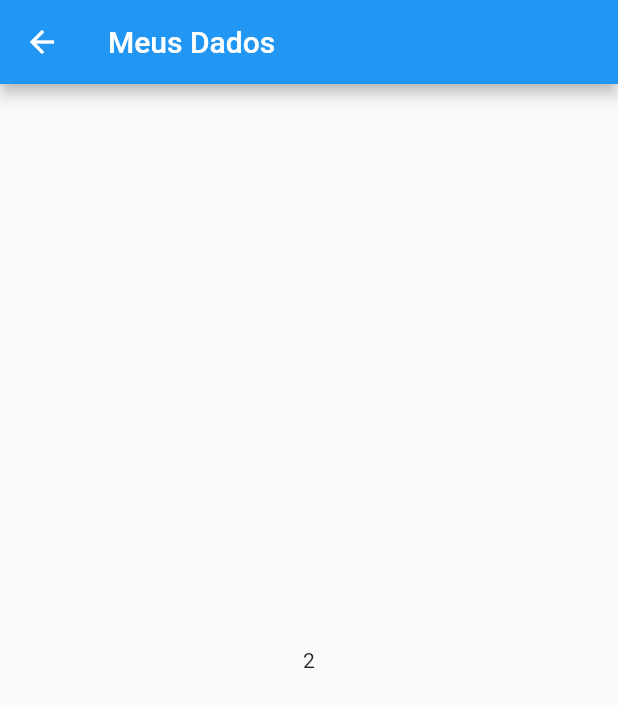
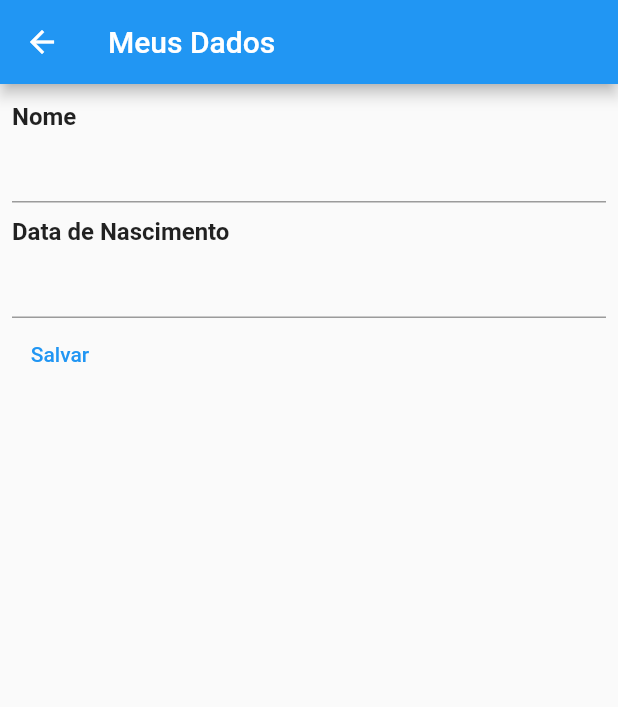
Before and after one commit to vinirecoaro/FlutterTrainning, a Flutter app: the MainPage screen opened directly, in the side drawer, after a tap on "Dados Cadastrais", on a phone screen of 412 x 824 dp. Shown: the top 707 px of the screen. Run offline on Flutter 3.47's test engine with Material 2 defaults, Android fonts, the phone set to English and light mode, and no system bars; our stand-ins replace google_fonts; network calls fail.

Commit message:
Creating fields in registration data page to show to user your information

```diff
--- a/lib/pages/main_page.dart
+++ b/lib/pages/main_page.dart
@@ -36,10 +36,7 @@ class _MainPageState extends State<MainPage> {
                       Navigator.push(
                           context,
                           MaterialPageRoute(
-                            builder: (context) => RegistrationDataPage(
-                              text: "Meus Dados",
-                              data: ["Nome", "Endereço"],
-                            ),
+                            builder: (context) => RegistrationDataPage(),
                           ));
                     }),
                 Divider(),
--- a/lib/pages/registration_data.dart
+++ b/lib/pages/registration_data.dart
@@ -1,20 +1,61 @@
 import 'package:flutter/material.dart';
+import 'package:trilhaapp/shared/widgets/text_label.dart';
 
-class RegistrationDataPage extends StatelessWidget {
-  final String text;
-  final List<String> data;
-  const RegistrationDataPage(
-      {super.key, required this.text, required this.data});
+class RegistrationDataPage extends StatefulWidget {
+  const RegistrationDataPage({super.key});
+
+  @override
+  State<RegistrationDataPage> createState() => _RegistrationDataPageState();
+}
+
+class _RegistrationDataPageState extends State<RegistrationDataPage> {
+  var nameController = TextEditingController(text: "");
+  var birthdayController = TextEditingController(text: "");
+  DateTime? birthday;
 
   @override
   Widget build(BuildContext context) {
     return Scaffold(
-      appBar: AppBar(
-        title: Text(text),
-      ),
-      body: Center(
-        child: Text(data.length.toString()),
-      ),
-    );
+        appBar: AppBar(
+          title: Text("Meus Dados"),
+        ),
+        body: Padding(
+          padding: EdgeInsets.symmetric(vertical: 12, horizontal: 8),
+          child: Column(
+            crossAxisAlignment: CrossAxisAlignment.start,
+            children: [
+              const TextLabel(text: "Nome"),
+              TextField(
+                controller: nameController,
+              ),
+              SizedBox(
+                height: 10,
+              ),
+              const TextLabel(text: "Data de Nascimento"),
+              TextField(
+                controller: birthdayController,
+                readOnly: true,
+                onTap: () async {
+                  var date = await showDatePicker(
+                      context: context,
+                      initialDate: DateTime(2000, 1, 1),
+                      firstDate: DateTime(1900, 1, 1),
+                      lastDate: DateTime(2023, 10, 23));
+                  if (date != null) {
+                    birthdayController.text = date.toString();
+                    birthday = date;
+                  }
+                },
+              ),
+              TextButton(
+                onPressed: () {
+                  print(nameController.text);
+                  print(birthday.toString());
+                },
+                child: Text("Salvar"),
+              )
+            ],
+          ),
+        ));
   }
 }
--- /dev/null
+++ b/lib/shared/widgets/text_label.dart
@@ -0,0 +1,12 @@
+import 'package:flutter/material.dart';
+
+class TextLabel extends StatelessWidget {
+  final String text;
+  const TextLabel({super.key, required this.text});
+
+  @override
+  Widget build(BuildContext context) {
+    return Text(text,
+        style: TextStyle(fontSize: 16, fontWeight: FontWeight.w700));
+  }
+}
```
